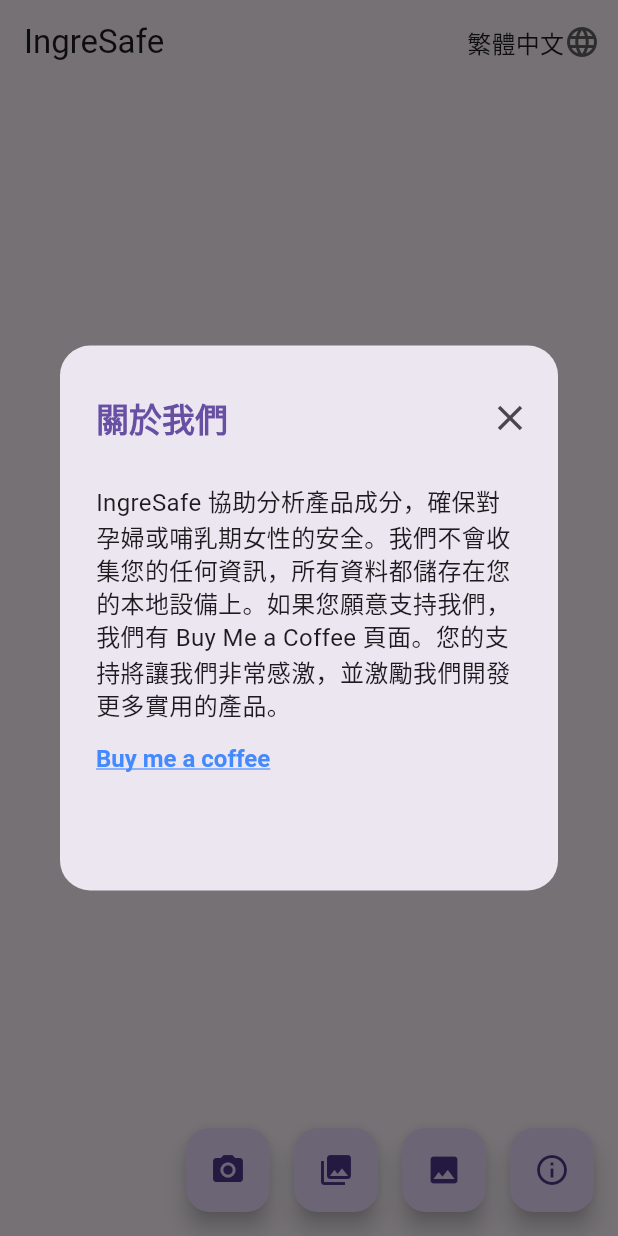
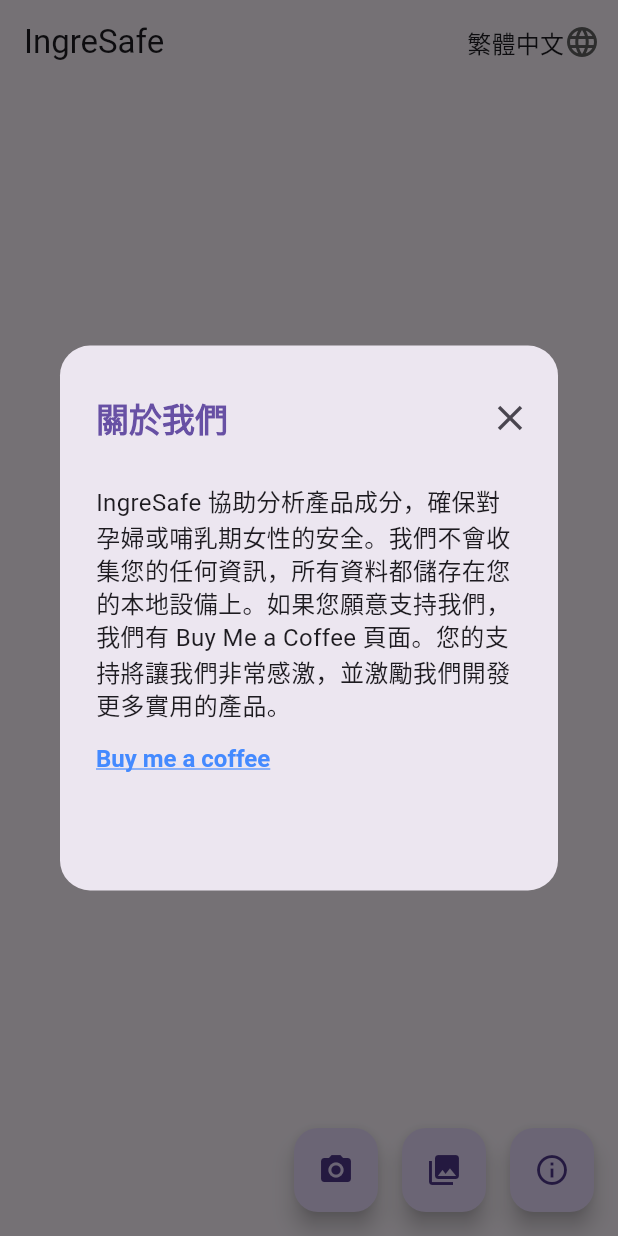
Before and after one commit to danielwang22/ingerSafe, a Flutter app: the screen it shows after launch, after a tap on the "info outline" icon, on a phone screen of 412 x 824 dp. Run offline on Flutter 3.47's test engine with Material 3 defaults, Android fonts, the phone set to English and light mode, and no system bars; drawn by our look-alikes of showcaseview; our stand-ins replace cloud_firestore, connectivity_plus, firebase_core, flutter_dotenv, flutter_hooks, image_picker and 1 more; missing offline and left inert: google_mlkit_text_recognition; accounts and stored records are empty.

Commit message:
add instruction function

```diff
--- a/lib/screens/home_screen.dart
+++ b/lib/screens/home_screen.dart
@@ -1,13 +1,14 @@
+import 'dart:io';
 import 'package:flutter/material.dart';
+import 'package:flutter/gestures.dart'; // For TapGestureRecognizer
 import 'package:showcaseview/showcaseview.dart';
+import 'package:image_picker/image_picker.dart';
+import 'package:url_launcher/url_launcher.dart'; // For launching URLs
 import 'package:flutter_hooks/flutter_hooks.dart';
-import 'package:image_picker/image_picker.dart';
-import 'package:google_mlkit_text_recognition/google_mlkit_text_recognition.dart';
-import 'package:flutter/gestures.dart'; // For TapGestureRecognizer
-import 'package:url_launcher/url_launcher.dart'; // For launching URLs
-import 'dart:io';
 import 'package:path_provider/path_provider.dart';
 import 'package:connectivity_plus/connectivity_plus.dart';
+import 'package:shared_preferences/shared_preferences.dart';
+import 'package:google_mlkit_text_recognition/google_mlkit_text_recognition.dart';
 
 import '../services/ai_service.dart';
 import '../services/text_storage_service.dart';
@@ -27,28 +28,84 @@
     final isProcessing = useState(false);
     final history = useState<List<Map<String, String>>>([]);
     final hex = useState<String>(''); // Initially set to null
-    final GlobalKey _cameraKey = GlobalKey();
-    final GlobalKey _galleryKey = GlobalKey();
-    final GlobalKey _aboutUsKey = GlobalKey();
+    // final GlobalKey _cameraKey = GlobalKey();
+    // final GlobalKey _galleryKey = GlobalKey();
+    // final GlobalKey _aboutUsKey = GlobalKey();
+    final _cameraKey = useMemoized(() => GlobalKey(), []);
+    final _galleryKey = useMemoized(() => GlobalKey(), []);
+    final _aboutUsKey = useMemoized(() => GlobalKey(), []);
 
     // 🧠 Automatically call getOrCreateHex when page loads
     useEffect(() {
-      Future.microtask(() async {
+      WidgetsBinding.instance.addPostFrameCallback((_) async {
         final result = await getOrCreateHex();
         hex.value = result;
+
+        final prefs = await SharedPreferences.getInstance();
+        final hasShownTutorial = prefs.getBool('hasShownTutorial') ?? false;
+
+        if (!hasShownTutorial) {
+          int attempts = 0;
+          const maxAttempts = 10;
+          const delay = Duration(milliseconds: 300);
+
+          while (attempts < maxAttempts) {
+            final allReady = _cameraKey.currentContext != null &&
+                _galleryKey.currentContext != null &&
+                _aboutUsKey.currentContext != null;
+
+            // debugPrint('🔄 Showcase attempt $attempts: ready? $allReady');
+
+            if (context.mounted && allReady) {
+              // debugPrint('✅ Starting Showcase');
+              ShowCaseWidget.of(context).startShowCase([
+                _cameraKey,
+                _galleryKey,
+                _aboutUsKey,
+              ]);
+              await prefs.setBool('hasShownTutorial', true);
+              break;
+            }
+
+            await Future.delayed(delay);
+            attempts++;
+          }
+
+          if (attempts == maxAttempts) {
+            // debugPrint('❌ Showcase targets never became ready');
+          }
+        }
       });
+
       return null;
     }, []);
 
     // Show the Showcase when the widget is built
-    useEffect(() {
-      Future.microtask(() async {
-        // Delay until after the widget is built and ready for showcase
-        ShowCaseWidget.of(context).startShowCase([_cameraKey, _galleryKey, _aboutUsKey]);
-      });
-      return null;
-    }, []);  // This ensures it runs only once when the widget is first created
+    // useEffect(() {
+    //   Future.microtask(() async {
+    //     final prefs = await SharedPreferences.getInstance();
+    //     final shown = prefs.getBool('hasShownShowcase') ?? false;
+    //
+    //     if (!shown && context.mounted) {
+    //       await Future.delayed(const Duration(milliseconds: 300));
+    //       ShowCaseWidget.of(context).startShowCase([
+    //         _cameraKey,
+    //         _galleryKey,
+    //         _aboutUsKey,
+    //       ]);
+    //       await prefs.setBool('hasShownShowcase', true);
+    //     }
+    //   });
+    //   return null;
+    // }, []);
 
+    // useEffect(() {
+    //   Future.microtask(() async {
+    //
+    //   });
+    //
+    //   return null;
+    // }, []);
 
     final supportedLanguages = {
       'English': TextRecognitionScript.latin,
@@ -72,8 +129,8 @@
         'aiResult': "Ai Result",
         'aboutUsHeading': 'About Us',
         'aboutUsMessage': 'IngreSafe helps analyze product ingredients to ensure safety for pregnant or breastfeeding women. We do not collect any of your information. All information is store in your local device. If you want support us we have a Buymeacoffee. Any support will be greatly appreciate and will push us to create more useful product.',
-        'cameraTip': 'Take Photo',
-        'galleryTip': 'Choose from Gallery',
+        'cameraTip': 'Take a photo and analyze the ingredient list.',
+        'galleryTip': 'Choose an image from the gallery and then analyze the ingredient list.',
         'aboutUsTip': 'About Us',
       },
       'Chinese': {
@@ -88,8 +145,8 @@
         'aiResult': "AI 結果",
         'aboutUsHeading': '關於我們',
         'aboutUsMessage': 'IngreSafe 協助分析產品成分，確保對孕婦或哺乳期女性的安全。我們不會收集您的任何資訊，所有資料都儲存在您的本地設備上。如果您願意支持我們，我們有 Buy Me a Coffee 頁面。您的支持將讓我們非常感激，並激勵我們開發更多實用的產品。',
-        'cameraTip': '拍照',
-        'galleryTip': '從相簿選擇',
+        'cameraTip': '請拍一張照片，並分析成分列表。',
+        'galleryTip': '請從圖庫選擇一張圖片，然後分析成分列表。',
         'aboutUsTip': '關於我們',
       },
       'Japanese': {
@@ -104,8 +161,8 @@
         'aiResult': "AI結果",
         'aboutUsHeading': '私たちについて',
         'aboutUsMessage': 'IngreSafeは、妊婦や授乳中の女性にとって安全な製品成分の分析をサポートします。私たちはあなたの情報を収集することはありません。すべてのデータはあなたのローカルデバイスに保存されます。もし私たちをサポートしたい場合は、Buy Me a Coffeeページがあります。どんなサポートも大変感謝しており、それが私たちにとって新しい有用な製品を作り続ける力となります。',
-        'cameraTip': '写真を撮る',
-        'galleryTip': 'ギャラリーから選ぶ',
+        'cameraTip': '写真を撮って、成分リストを分析してください。',
+        'galleryTip': 'ギャラリーから画像を選んで、成分リストを分析してください。',
         'aboutUsTip': '私たちについて',
       },
       'Korean': {
@@ -120,8 +177,8 @@
         'aiResult': "AI 결과",
         'aboutUsHeading': '우리에 대해',
         'aboutUsMessage': 'IngreSafe는 임산부와 수유부를 위한 제품 성분의 안전성을 분석하는 데 도움을 줍니다. 저희는 어떠한 정보도 수집하지 않으며, 모든 데이터는 사용자의 로컬 기기에 저장됩니다. 저희를 응원하고 싶다면 Buy Me a Coffee 페이지를 통해 지원해주실 수 있습니다. 여러분의 소중한 지원은 저희에게 큰 힘이 되며, 더 유용한 제품을 만드는 데 도움이 됩니다.',
-        'cameraTip': '사진 찍기',
-        'galleryTip': '갤러리에서 선택',
+        'cameraTip': '사진을 찍고 성분 목록을 분석해 주세요.',
+        'galleryTip': '갤러리에서 이미지를 선택한 후 성분 목록을 분석해 주세요.',
         'aboutUsTip': '우리에 대해',
       },
     };
@@ -379,6 +436,7 @@
         children: [
           Showcase(
             key: _cameraKey,
+            // title: t['cameraTip'],
             description: t['cameraTip'],
             child: FloatingActionButton(
               onPressed: isProcessing.value
@@ -405,6 +463,7 @@
           const SizedBox(width: 16),
           Showcase(
             key: _galleryKey,
+            // title: t['galleryTip'],
             description: t['galleryTip'],
             child: FloatingActionButton(
                 onPressed: isProcessing.value
@@ -429,16 +488,37 @@
               ),
           ),
           const SizedBox(width: 16),
-          FloatingActionButton(
-            onPressed: isProcessing.value
-                ? null
-                : () => processAssetImage('assets/images/wipes.jpg'),
-            tooltip: t['useTestImage'],
-            child: const Icon(Icons.image),
-          ),
-          const SizedBox(width: 16),
+          //test button start
+          // FloatingActionButton(
+          //   onPressed: isProcessing.value
+          //       ? null
+          //       : () => processAssetImage('assets/images/wipes.jpg'),
+          //   tooltip: t['useTestImage'],
+          //   child: const Icon(Icons.image),
+          // ),
+          // FloatingActionButton(
+          //   child: Text("Start Tutorial"),
+          //   onPressed: () {
+          //     ShowCaseWidget.of(context).startShowCase([
+          //       _cameraKey,
+          //       _galleryKey,
+          //       _aboutUsKey,
+          //     ]);
+          //   },
+          // ),
+          // FloatingActionButton(
+          //   onPressed: () async {
+          //     final prefs = await SharedPreferences.getInstance();
+          //     await prefs.remove('hasShownTutorial'); // 🔁 This resets the flag
+          //     // debugPrint('🧹 Showcase flag cleared. Restart app to test.');
+          //   },
+          //   child: Text("Reset Tutorial"),
+          // ),
+          //test button end
+          // const SizedBox(width: 16),
           Showcase(
             key: _aboutUsKey,
+            // title: t['aboutUsTip'],
             description: t['aboutUsTip'],
             child: FloatingActionButton(
                 heroTag: 'aboutUsBtn',
```
